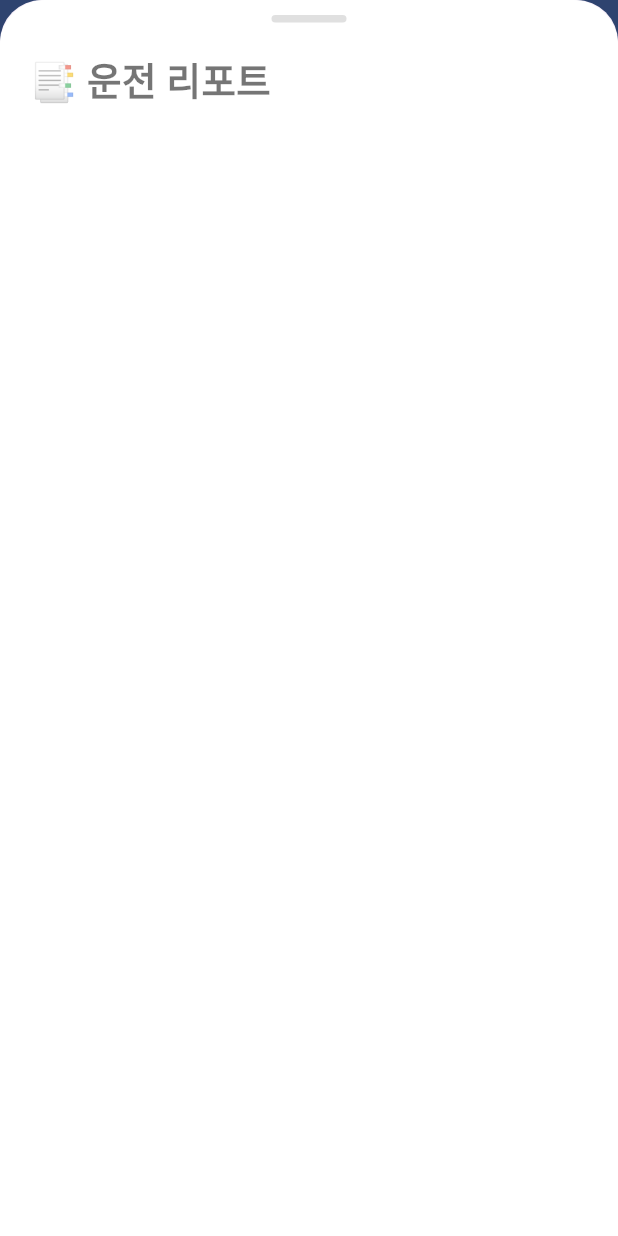
After one commit to choi-jiae/BBamBBam, a Flutter app: the Home screen opened directly, after a tap on "📑 운전 리포트", on a phone screen of 412 x 824 dp. The commit adds this screen. Run offline on Flutter 3.47's test engine with Material 3 defaults, Android fonts, the phone set to English and light mode, and no system bars; our stand-ins replace get.

Commit message:
Create report page

```diff
--- /dev/null
+++ b/bbambbam/lib/driving.dart
@@ -0,0 +1,15 @@
+import 'package:flutter/material.dart';
+
+class Driving extends StatefulWidget {
+  const Driving({super.key});
+
+  @override
+  State<Driving> createState() => _DrivingState();
+}
+
+class _DrivingState extends State<Driving> {
+  @override
+  Widget build(BuildContext context) {
+    return const Placeholder();
+  }
+}
--- a/bbambbam/lib/home.dart
+++ b/bbambbam/lib/home.dart
@@ -1,5 +1,9 @@
+import 'dart:ui';
+
 import 'package:flutter/material.dart';
 import 'package:flutter/widgets.dart';
+import 'package:bbambbam/driving.dart';
+import 'package:bbambbam/report.dart';
 
 class Home extends StatefulWidget {
   const Home({super.key});
@@ -9,6 +13,16 @@ class Home extends StatefulWidget {
 }
 
 class _HomeState extends State<Home> {
+   void _showFullBottomSheet(BuildContext context) {
+    showModalBottomSheet(
+      context: context,
+      builder: (BuildContext context) {
+        return const Report();
+      },
+      isScrollControlled: true, // 풀 스크린을 위한 설정
+    );
+  }
+
   @override
   Widget build(BuildContext context) {
     return Scaffold(
@@ -38,7 +52,11 @@ class _HomeState extends State<Home> {
             left: 65,
             child: GestureDetector(
               onTap: () {
-
+                Navigator.push(
+                  context,
+                  MaterialPageRoute(
+                      builder: (context) => const Driving()),
+                );
               },
               child: Image.asset(
                 'assets/images/handle.png',
@@ -50,7 +68,16 @@ class _HomeState extends State<Home> {
 
         ],
       ),
-      bottomSheet: Container(
+      bottomSheet:
+      GestureDetector(
+        onTap: () => _showFullBottomSheet(context),
+        onVerticalDragUpdate: (details) {
+          if (details.delta.dy < 0) { // 위로 swipe
+            _showFullBottomSheet(context);
+          }
+        },
+        child:
+      Container(
         height:100,
         decoration: const BoxDecoration(
           color: Colors.white,
@@ -71,9 +98,15 @@ class _HomeState extends State<Home> {
               ),
 
             ),
-            Center(child: Text('bottom sheet'),)
+            Align(
+              alignment: Alignment.centerLeft,
+              child: Padding(
+                padding: EdgeInsets.only(left: 20, top: 10),
+                child: Text('📑 운전 리포트', style: TextStyle(color:Colors.black54, fontSize: 25, fontWeight: FontWeight.bold),),)
+              )
           ],)
 
+      ),
       ),
 
     );
--- /dev/null
+++ b/bbambbam/lib/report.dart
@@ -0,0 +1,43 @@
+import 'package:flutter/material.dart';
+
+class Report extends StatefulWidget {
+  const Report({super.key});
+
+  @override
+  State<Report> createState() => _ReportState();
+}
+
+class _ReportState extends State<Report> {
+  @override
+  Widget build(BuildContext context) {
+    return Container(
+          height: MediaQuery.of(context).size.height, // 화면 높이만큼 설정
+          decoration: const BoxDecoration(
+            color: Colors.white,
+            borderRadius: BorderRadius.only(
+              topLeft: Radius.circular(30),
+              topRight: Radius.circular(30),
+            ),
+          ),
+          child: Column(
+            children: <Widget>[
+              Container(
+                height: 5,
+                width: 50,
+                margin: EdgeInsets.only(top: 10.0, bottom: 10.0),
+                decoration: BoxDecoration(
+                  color: Colors.grey[300],
+                  borderRadius: BorderRadius.circular(15),
+                ),
+              ),
+              Align(
+              alignment: Alignment.centerLeft,
+              child: Padding(
+                padding: EdgeInsets.only(left: 20, top: 10),
+                child: Text('📑 운전 리포트', style: TextStyle(color:Colors.black54, fontSize: 25, fontWeight: FontWeight.bold),),)
+              )
+            ],
+          ),
+        );
+  }
+}
```
